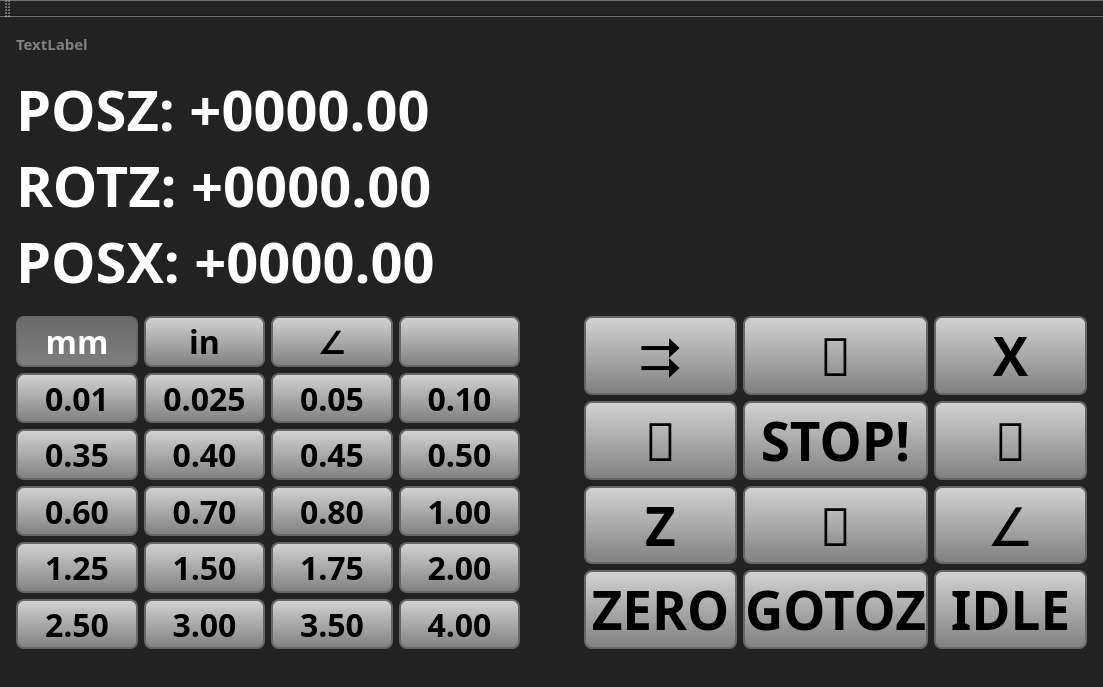
This is lathe_gui/mainwindow.ui in tinic/lathe_motion_stm32 as Qt 5 draws it before an edit. The edited form follows.
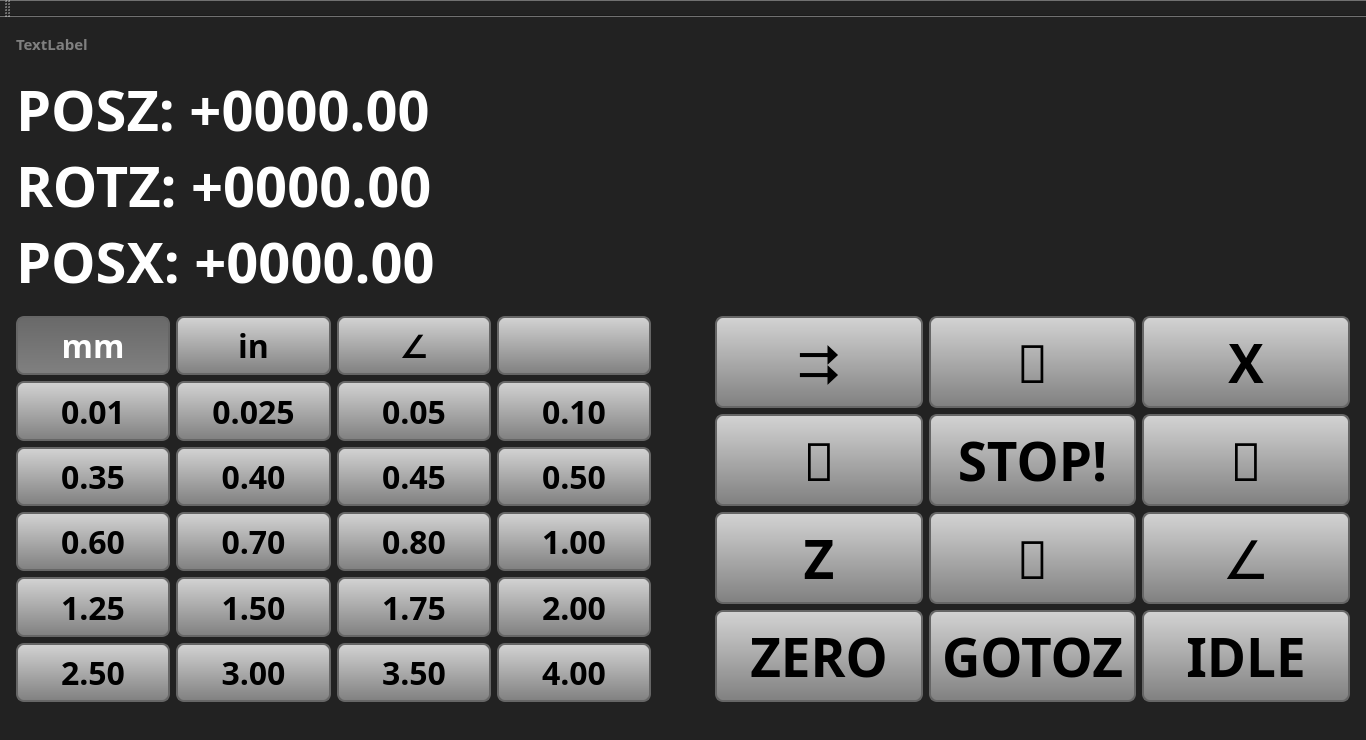
This is the edited form.

Commit message: Promote to 64-bit.

```diff
--- a/lathe_gui/mainwindow.ui
+++ b/lathe_gui/mainwindow.ui
@@ -6,8 +6,8 @@
    <rect>
     <x>0</x>
     <y>0</y>
-    <width>1103</width>
-    <height>687</height>
+    <width>1366</width>
+    <height>740</height>
    </rect>
   </property>
   <property name="windowTitle">
```
Left out of the diff: 2 changed lines with no effect on the pictures. The commit also changes 1 other file.
